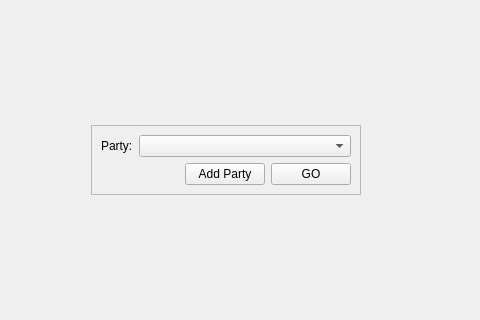
Old version of the form loginwindow.ui in the repository MegaMineDSS/LuxeMine; both pictures show x 167 to 647 and y 138 to 458 of the 786 by 596 pixel window.
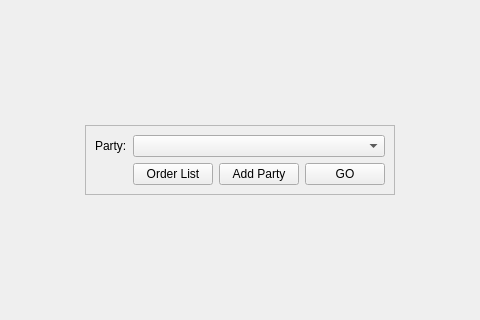
New version of the form. The open tabs and pages were chosen to show the change.

Patch:
```diff
--- a/loginwindow.ui
+++ b/loginwindow.ui
@@ -180,19 +180,6 @@
             </property>
            </widget>
           </item>
-          <item row="1" column="1">
-           <spacer name="horizontalSpacer_15">
-            <property name="orientation">
-             <enum>Qt::Orientation::Horizontal</enum>
-            </property>
-            <property name="sizeHint" stdset="0">
-             <size>
-              <width>40</width>
-              <height>20</height>
-             </size>
-            </property>
-           </spacer>
-          </item>
           <item row="0" column="0">
            <widget class="QLabel" name="selectPartyLabel">
             <property name="text">
@@ -210,6 +197,13 @@
           <item row="0" column="1" colspan="3">
            <widget class="QComboBox" name="selectPartyCombobox"/>
           </item>
+          <item row="1" column="1">
+           <widget class="QPushButton" name="orderListPushButton">
+            <property name="text">
+             <string>Order List</string>
+            </property>
+           </widget>
+          </item>
          </layout>
         </widget>
        </item>
```
